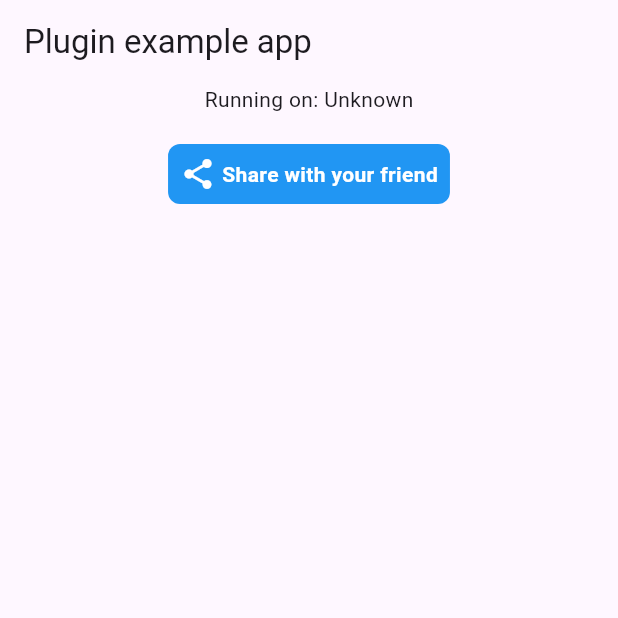
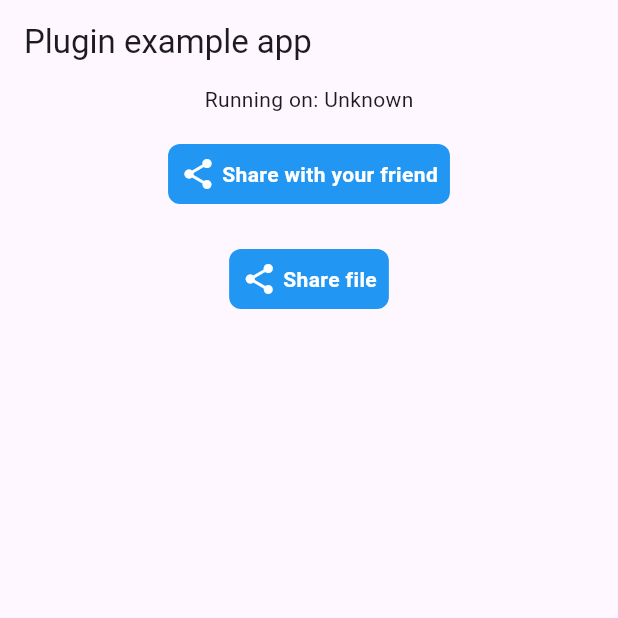
Before and after one commit to inftex/inf_flutter_share, a Flutter app: the screen it shows after launch, on a phone screen of 412 x 824 dp, the top half of it. Run offline on Flutter 3.47's test engine with Material 3 defaults, Android fonts, the phone set to English and light mode, and no system bars; our stand-ins replace plugin_platform_interface, share_plus.

Commit message:
update share file exp

```diff
--- a/example/lib/main.dart
+++ b/example/lib/main.dart
@@ -68,6 +68,19 @@ class _MyAppState extends State<MyApp> {
                       context: context,
                       content: 'hello link',
                     );
+                  }),
+              SizedBox(height: 30),
+              Share.I.defaultButton(
+                  title: 'Share file',
+                  // backgroundColor: Colors.yellow,
+                  // iconColor: Colors.red,
+                  // textStyle: TextStyle(color: Colors.red),
+                  onClick: (context) {
+                    Share.I.shareFile(
+                      context: context,
+                      filePath: 'abc.pnj',
+                      content: 'hello link',
+                    );
                   })
             ],
           ),
```
Also changed, not shown: 2 other files.
